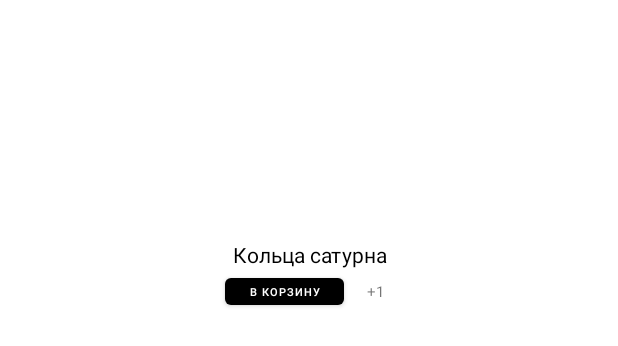
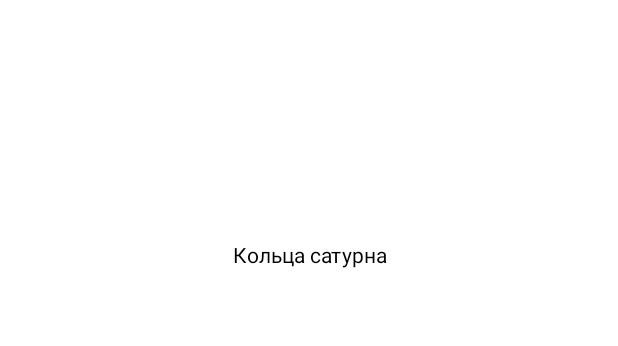
Before and after one commit to holyfame/mipt2021_android_project_2, an Android app: the layout planet_item.xml on its own in the app's theme, with its tools: preview values and no code run, on a phone screen of 412 x 824 dp. Shown: the top 346 px of the screen. Run offline under Robolectric (Android 15) with nearby library versions, the phone set to English and light mode, and no system bars; network calls fail.

Commit message:
Add clear basket button. Refine planet_item

```diff
--- a/app/src/main/java/org/mipt/planetshop/presentation/basket/BasketPageAdapter.kt
+++ b/app/src/main/java/org/mipt/planetshop/presentation/basket/BasketPageAdapter.kt
@@ -31,7 +31,6 @@ class BasketPageAdapter() : ListAdapter<Planet, BasketPageAdapter.ViewHolder>(
         with(holder.binding) {
             val item = getItem(position)
             planetItemTitle.text = item.title
-//            planetItemExplanation.text = item.explanation
             planetItemPicture.setImageUrl(item.url)
 //            root.setOnClickListener { onPlanetClicked(item) }
         }
--- a/app/src/main/java/org/mipt/planetshop/presentation/planetDetails/PlanetDetailsFragment.kt
+++ b/app/src/main/java/org/mipt/planetshop/presentation/planetDetails/PlanetDetailsFragment.kt
@@ -10,7 +10,6 @@ import org.mipt.planetshop.R
 import org.mipt.planetshop.databinding.PlanetDetailsBinding
 import org.mipt.planetshop.di.BasketRepositoryProvider
 import org.mipt.planetshop.domain.entity.Planet
-import org.mipt.planetshop.presentation.basket.BasketPageViewModel
 import org.mipt.planetshop.presentation.common.BaseFragment
 import org.mipt.planetshop.presentation.common.setImageUrl
 
--- a/app/src/main/java/org/mipt/planetshop/presentation/planetsGallery/PlanetsGalleryFragment.kt
+++ b/app/src/main/java/org/mipt/planetshop/presentation/planetsGallery/PlanetsGalleryFragment.kt
@@ -8,7 +8,6 @@ import androidx.fragment.app.viewModels
 import androidx.lifecycle.ViewModel
 import androidx.lifecycle.ViewModelProvider
 import androidx.recyclerview.widget.GridLayoutManager
-import androidx.recyclerview.widget.LinearLayoutManager
 import by.kirich1409.viewbindingdelegate.viewBinding
 import dagger.hilt.android.AndroidEntryPoint
 import org.mipt.planetshop.R
@@ -52,7 +51,6 @@ class PlanetsGalleryFragment : BaseFragment(R.layout.planets_gallery) {
 
         with(viewBinding.planetsGalleryList) {
             adapter = planetsGalleryAdapter
-//            layoutManager = LinearLayoutManager(context)
             layoutManager = GridLayoutManager(context, 2)
         }
 
--- a/app/src/main/res/layout/planet_item.xml
+++ b/app/src/main/res/layout/planet_item.xml
@@ -32,35 +32,4 @@
         app:layout_constraintVertical_bias="0.0"
         tools:text="Кольца сатурна" />
 
-    <TextView
-        android:id="@+id/planet_item_indicator_purchases"
-        android:layout_width="25dp"
-        android:layout_height="13dp"
-        android:layout_marginHorizontal="10dp"
-        android:layout_marginStart="8dp"
-        android:layout_marginTop="8dp"
-        android:gravity="center"
-        android:autoSizeTextType="uniform"
-        android:autoSizeMinTextSize="10sp"
-        android:autoSizeMaxTextSize="100sp"
-        android:autoSizeStepGranularity="2sp"        app:layout_constraintStart_toEndOf="@+id/planet_item_buy_button"
-        app:layout_constraintTop_toBottomOf="@+id/planet_item_title"
-        android:text="+1" />
-
-    <Button
-        android:id="@+id/planet_item_buy_button"
-        android:layout_width="79dp"
-        android:layout_height="30dp"
-        android:layout_marginStart="16dp"
-        android:saveEnabled="true"
-        android:text="В корзину"
-        android:textSize="7sp"
-        app:layout_constraintBottom_toBottomOf="parent"
-        app:layout_constraintEnd_toEndOf="parent"
-        app:layout_constraintHorizontal_bias="0.424"
-        app:layout_constraintStart_toStartOf="parent"
-        app:layout_constraintTop_toBottomOf="@+id/planet_item_title"
-        app:layout_constraintVertical_bias="0.0"
-        tools:ignore="TouchTargetSizeCheck" />
-
 </androidx.constraintlayout.widget.ConstraintLayout>
--- a/app/src/main/res/values/strings.xml
+++ b/app/src/main/res/values/strings.xml
@@ -11,4 +11,5 @@
     <string name="cold_weather">Сегодня холоднова-то. Одевайтесь теплее!</string>
     <string name="mars_errorAPI_text">Марс далеко. Возникла ошибка...</string>
     <string name="mars_loadingAPI">Загружаем данные ...</string>
+    <string name="basket_page_clear_basket_text">Очистить корзину</string>
 </resources>
```
Also changed, not shown: app/src/main/java/org/mipt/planetshop/presentation/basket/BasketPageFragment.kt (+11 -4 lines), app/src/main/java/org/mipt/planetshop/presentation/basket/BasketPageViewModel.kt (+3 -7 lines), app/src/main/res/layout/basket_page.xml (+11 -1 lines).
